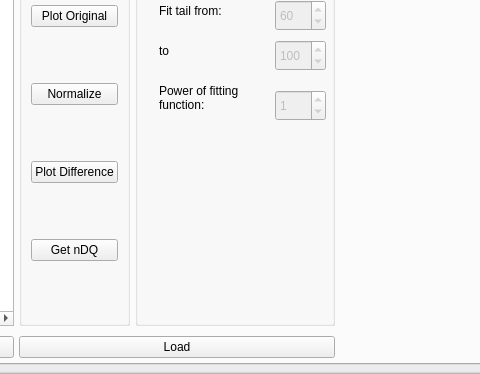
timesama/M2-Approach, file form.ui: the form before one commit; both pictures show x 372 to 852 and y 326 to 700 of the 1000 by 700 pixel window.
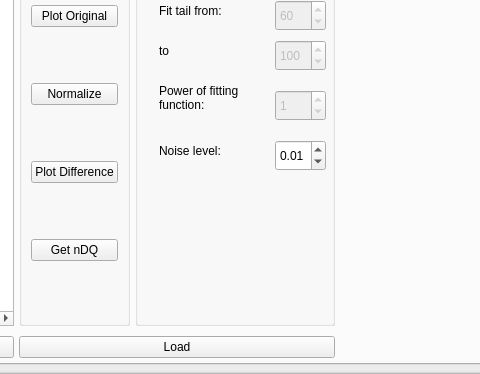
The form after the commit. The open tabs and pages were chosen to show the change. Custom widgets are drawn as their Qt base class.

Commit message: apodization function for the DQMQ

```diff
--- a/form.ui
+++ b/form.ui
@@ -2830,6 +2830,96 @@
                      <double>1.000000000000000</double>
                     </property>
                    </widget>
+                   <widget class="QTextEdit" name="textEdit_18">
+                    <property name="geometry">
+                     <rect>
+                      <x>20</x>
+                      <y>200</y>
+                      <width>111</width>
+                      <height>40</height>
+                     </rect>
+                    </property>
+                    <property name="minimumSize">
+                     <size>
+                      <width>100</width>
+                      <height>40</height>
+                     </size>
+                    </property>
+                    <property name="maximumSize">
+                     <size>
+                      <width>200</width>
+                      <height>40</height>
+                     </size>
+                    </property>
+                    <property name="mouseTracking">
+                     <bool>false</bool>
+                    </property>
+                    <property name="focusPolicy">
+                     <enum>Qt::NoFocus</enum>
+                    </property>
+                    <property name="styleSheet">
+                     <string notr="true">background: transparent</string>
+                    </property>
+                    <property name="frameShape">
+                     <enum>QFrame::NoFrame</enum>
+                    </property>
+                    <property name="verticalScrollBarPolicy">
+                     <enum>Qt::ScrollBarAlwaysOff</enum>
+                    </property>
+                    <property name="horizontalScrollBarPolicy">
+                     <enum>Qt::ScrollBarAlwaysOff</enum>
+                    </property>
+                    <property name="sizeAdjustPolicy">
+                     <enum>QAbstractScrollArea::AdjustToContents</enum>
+                    </property>
+                    <property name="html">
+                     <string>&lt;!DOCTYPE HTML PUBLIC &quot;-//W3C//DTD HTML 4.0//EN&quot; &quot;http://www.w3.org/TR/REC-html40/strict.dtd&quot;&gt;
+&lt;html&gt;&lt;head&gt;&lt;meta name=&quot;qrichtext&quot; content=&quot;1&quot; /&gt;&lt;meta charset=&quot;utf-8&quot; /&gt;&lt;style type=&quot;text/css&quot;&gt;
+p, li { white-space: pre-wrap; }
+hr { height: 1px; border-width: 0; }
+li.unchecked::marker { content: &quot;\2610&quot;; }
+li.checked::marker { content: &quot;\2612&quot;; }
+&lt;/style&gt;&lt;/head&gt;&lt;body style=&quot; font-family:'Segoe UI'; font-size:9pt; font-weight:400; font-style:normal;&quot;&gt;
+&lt;p style=&quot; margin-top:0px; margin-bottom:0px; margin-left:0px; margin-right:0px; -qt-block-indent:0; text-indent:0px;&quot;&gt;Noise level:&lt;/p&gt;&lt;/body&gt;&lt;/html&gt;</string>
+                    </property>
+                    <property name="textInteractionFlags">
+                     <set>Qt::NoTextInteraction</set>
+                    </property>
+                   </widget>
+                   <widget class="QDoubleSpinBox" name="noise">
+                    <property name="enabled">
+                     <bool>true</bool>
+                    </property>
+                    <property name="geometry">
+                     <rect>
+                      <x>140</x>
+                      <y>200</y>
+                      <width>51</width>
+                      <height>31</height>
+                     </rect>
+                    </property>
+                    <property name="prefix">
+                     <string/>
+                    </property>
+                    <property name="suffix">
+                     <string/>
+                    </property>
+                    <property name="decimals">
+                     <number>2</number>
+                    </property>
+                    <property name="minimum">
+                     <double>0.000000000000000</double>
+                    </property>
+                    <property name="maximum">
+                     <double>1.000000000000000</double>
+                    </property>
+                    <property name="singleStep">
+                     <double>0.100000000000000</double>
+                    </property>
+                    <property name="value">
+                     <double>0.010000000000000</double>
+                    </property>
+                   </widget>
                   </widget>
                  </item>
                  <item row="4" column="2" rowspan="3" colspan="2">
```
The commit also changes 2 other files.
